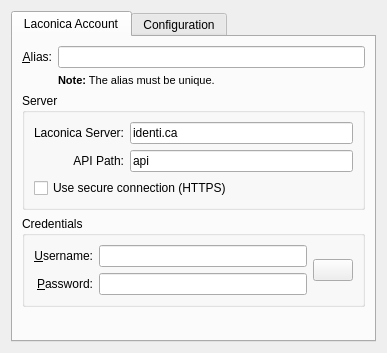
This is microblogs/laconica/laconicaeditaccount_base.ui in KDE/choqok as Qt 5 draws it before an edit. The edited form follows.
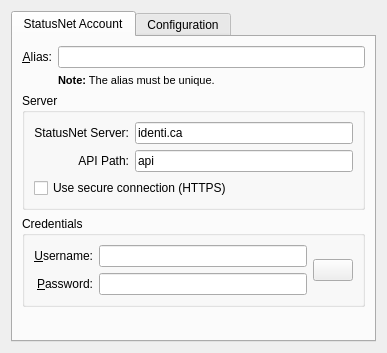
This is the edited form. Custom widgets are drawn as their Qt base class.

Commit message: Change strings to update Laconica to StatusNet

The edit to the form file:
```diff
--- a/microblogs/laconica/laconicaeditaccount_base.ui
+++ b/microblogs/laconica/laconicaeditaccount_base.ui
@@ -18,7 +18,7 @@
      </property>
      <widget class="QWidget" name="tabAccount">
       <attribute name="title">
-       <string>Laconica Account</string>
+       <string>StatusNet Account</string>
       </attribute>
       <layout class="QVBoxLayout" name="verticalLayout_2">
        <item>
@@ -80,7 +80,7 @@
           <item row="0" column="0">
            <widget class="QLabel" name="label_2">
             <property name="text">
-             <string>Laconica Server:</string>
+             <string>StatusNet Server:</string>
             </property>
             <property name="alignment">
              <set>Qt::AlignRight|Qt::AlignTrailing|Qt::AlignVCenter</set>
```
